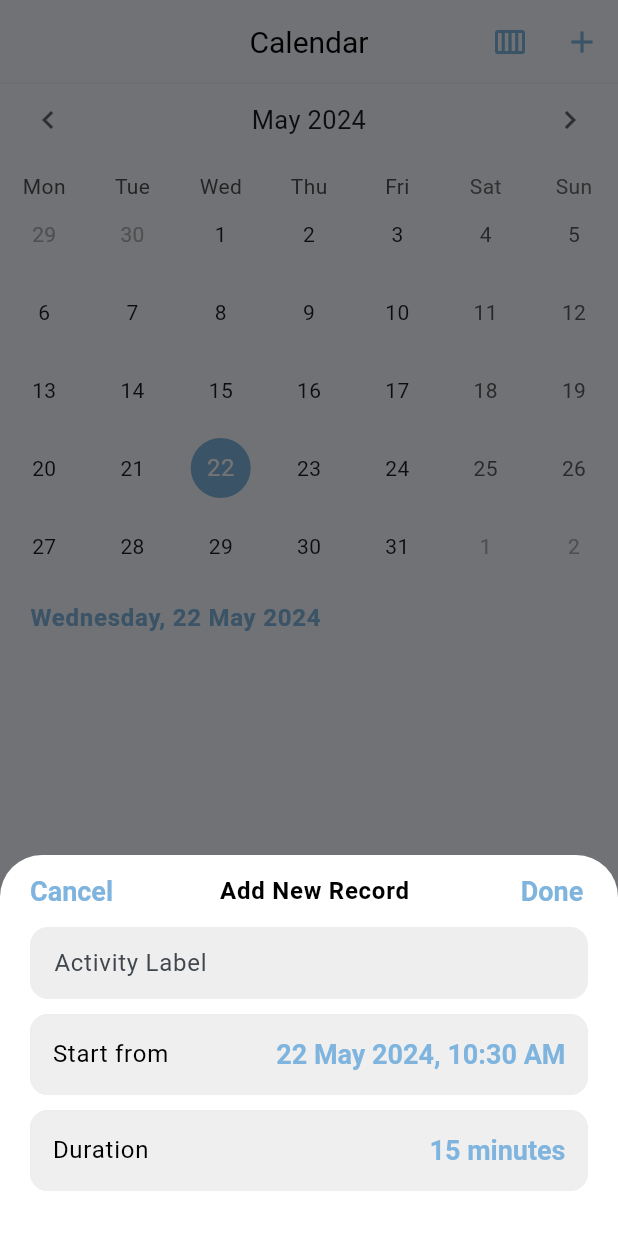
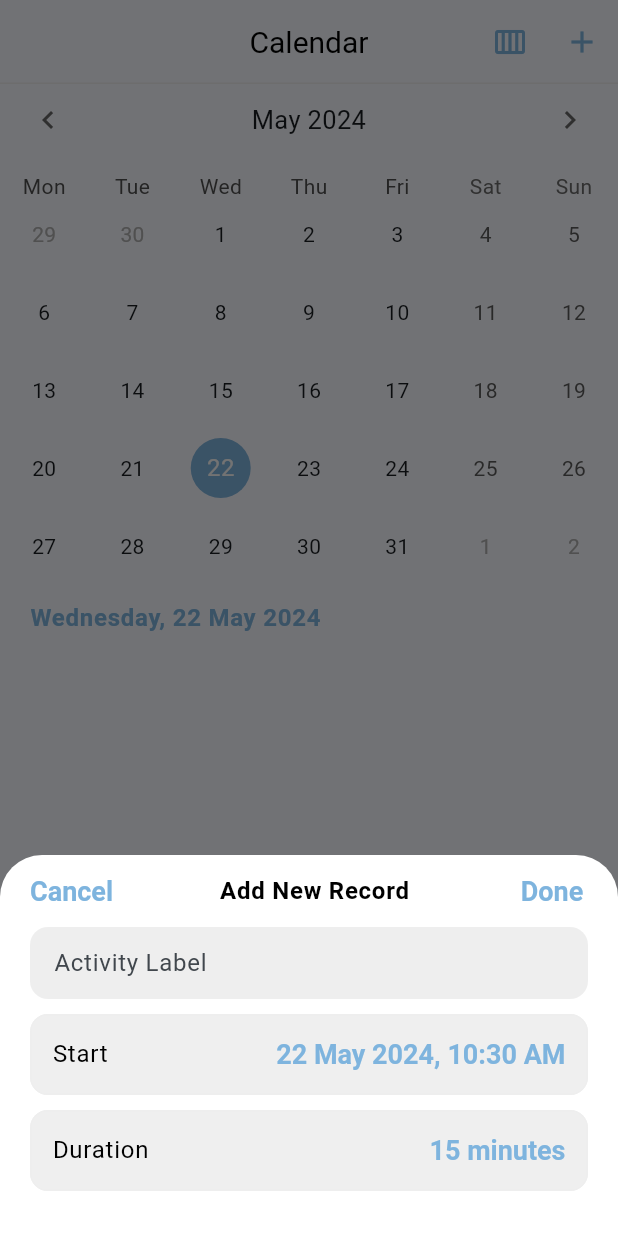
Before and after one commit to nur-hidayati/focusnest, a Flutter app: the ActivityCalendarScreen screen opened by its route, after a tap on the "calendar month" icon, after a tap on the "add" icon, on a phone screen of 412 x 824 dp. Run offline on Flutter 3.47's test engine with Material 3 defaults, Android fonts, the phone set to English and light mode, and no system bars; drawn by our look-alikes of table_calendar; our stand-ins replace awesome_notifications, cloud_firestore, drift, firebase_auth, firebase_core, flutter_native_splash and 9 more; missing offline and left inert: sqlite3; accounts and stored records are empty; generated files the repository leaves out were written again.

Commit message:
bug fixes

```diff
--- a/lib/src/common_widgets/selection_input_card.dart
+++ b/lib/src/common_widgets/selection_input_card.dart
@@ -25,7 +25,9 @@ class SelectionInputCard extends StatelessWidget {
         padding: const EdgeInsets.all(15.0),
         child: Row(
           children: [
-            CustomText(title: label),
+            Expanded(
+              child: CustomText(title: label),
+            ),
             const Spacer(),
             LinkTextButton(
               title: value ?? hintText,
--- a/lib/src/common_widgets/user_not_found.dart
+++ b/lib/src/common_widgets/user_not_found.dart
@@ -13,7 +13,6 @@ class UserNotFound extends StatelessWidget {
         child: CustomText(
           title: 'You are not logged in. Please login to view this',
           textAlign: TextAlign.center,
-          overflow: TextOverflow.visible,
         ),
       ),
     );
--- a/lib/src/constants/strings.dart
+++ b/lib/src/constants/strings.dart
@@ -1,4 +1,4 @@
 class Strings {
   static const String appName = 'FocusNest';
-  static const String emailName = 'focusnest.team@gmail.com';
+  static const String emailName = 'focusnest.team@outlook.com';
 }
--- a/lib/src/features/activity_calendar/presentation/activity_calendar_screen.dart
+++ b/lib/src/features/activity_calendar/presentation/activity_calendar_screen.dart
@@ -185,6 +185,7 @@ class _ActivityCalendarScreenState
               title: CustomText(
                 title: activity.activityLabel,
                 fontWeight: FontWeight.bold,
+                overflow: TextOverflow.ellipsis,
               ),
               subtitle: CustomText(
                 title: formatDurationsToReadable(
--- a/lib/src/features/activity_calendar/presentation/activity_timer_form.dart
+++ b/lib/src/features/activity_calendar/presentation/activity_timer_form.dart
@@ -50,7 +50,7 @@ class ActivityTimerForm extends StatelessWidget {
           ),
           Spacers.smallVertical,
           SelectionInputCard(
-            label: 'Start from',
+            label: 'Start',
             value: formatDateTime(selectedStartDateTime),
             hintText: 'Please select',
             onPressed: () {
--- a/lib/src/features/activity_timer/presentation/recents_timer_activity_section.dart
+++ b/lib/src/features/activity_timer/presentation/recents_timer_activity_section.dart
@@ -78,6 +78,7 @@ class RecentsTimerActivitySection extends ConsumerWidget {
                     ),
                     subtitle: CustomText(
                       title: activityTimer.activityLabel,
+                      overflow: TextOverflow.ellipsis,
                     ),
                     trailing: IconButton(
                       onPressed: () {
--- a/lib/src/features/activity_timer/presentation/timer_done_screen.dart
+++ b/lib/src/features/activity_timer/presentation/timer_done_screen.dart
@@ -59,7 +59,6 @@ class _TimerDoneScreenState extends State<TimerDoneScreen> {
               const CustomText(
                 title:
                     'You have successfully completed the activity. Keep up the great work and continue pushing forward!',
-                overflow: TextOverflow.visible,
                 textAlign: TextAlign.center,
               ),
               Spacers.largeVertical,
--- a/lib/src/features/activity_timer/presentation/timer_section.dart
+++ b/lib/src/features/activity_timer/presentation/timer_section.dart
@@ -68,6 +68,7 @@ class TimerSection extends ConsumerWidget {
                   title: activityLabel,
                   textType: TextType.titleLarge,
                   color: AppColor.primaryColor,
+                  overflow: TextOverflow.ellipsis,
                 ),
               ),
             ),
--- a/lib/src/features/activity_timer/presentation/timer_start_screen.dart
+++ b/lib/src/features/activity_timer/presentation/timer_start_screen.dart
@@ -184,6 +184,7 @@ class _TimerStartScreenState extends ConsumerState<TimerStartScreen>
               CustomText(
                 title: widget.label,
                 textType: TextType.titleLarge,
+                textAlign: TextAlign.center,
               ),
               Spacers.extraLargeVertical,
               CustomText(
--- a/lib/src/features/authentication/presentation/email_sent_screen.dart
+++ b/lib/src/features/authentication/presentation/email_sent_screen.dart
@@ -37,7 +37,6 @@ class EmailSentScreen extends StatelessWidget {
             CustomText(
               title:
                   'An email with a password reset link will be sent to $userEmail if it is registered with us.',
-              overflow: TextOverflow.visible,
               textAlign: TextAlign.center,
             ),
             Spacers.mediumVertical,
--- a/lib/src/features/authentication/presentation/reset_password_screen.dart
+++ b/lib/src/features/authentication/presentation/reset_password_screen.dart
@@ -31,7 +31,7 @@ class _ResetPasswordScreenState extends ConsumerState<ResetPasswordScreen> {
   }
 
   void _handleSubmitReset() async {
-    FocusScope.of(context).unfocus();
+    FocusManager.instance.primaryFocus?.unfocus();
     if (_emailController.text.isNotEmpty) {
       final success = await ref
           .read(resetPasswordScreenControllerProvider.notifier)
@@ -73,7 +73,6 @@ class _ResetPasswordScreenState extends ConsumerState<ResetPasswordScreen> {
               const CustomText(
                 title:
                     'Enter the email address associated with your account and we will send you a link to reset your password.',
-                overflow: TextOverflow.visible,
               ),
               Spacers.mediumVertical,
               CustomTextFormField(
--- a/lib/src/features/settings/presentation/change_password_screen.dart
+++ b/lib/src/features/settings/presentation/change_password_screen.dart
@@ -53,7 +53,7 @@ class _ChangePasswordScreenState extends ConsumerState<ChangePasswordScreen>
   }
 
   Future<bool> _isFormValid() async {
-    FocusScope.of(context).unfocus();
+    FocusManager.instance.primaryFocus?.unfocus();
     bool isFormValid = true;
     final currentPasswordValid =
         await ref.read(authRepositoryProvider).validateCurrentPassword(
--- a/lib/src/features/settings/presentation/settings_screen.dart
+++ b/lib/src/features/settings/presentation/settings_screen.dart
@@ -127,7 +127,7 @@ class _SettingsScreenState extends ConsumerState<SettingsScreen> {
                   ),
                   const SettingTile(
                     title: 'Contact Us',
-                    subtitle: 'Reach out to us at ${Strings.emailName}',
+                    subtitle: Strings.emailName,
                     icon: Icons.mail_outline,
                     hasTrailingIcon: false,
                   ),
--- a/lib/src/features/settings/presentation/verify_delete_account_screen.dart
+++ b/lib/src/features/settings/presentation/verify_delete_account_screen.dart
@@ -83,7 +83,6 @@ class _VerifyDeleteAccountState extends ConsumerState<VerifyDeleteAccount> {
               const CustomText(
                 title:
                     'To ensure your account security, please enter your current password to proceed with account deletion.',
-                overflow: TextOverflow.visible,
               ),
               Spacers.smallVertical,
               CustomTextFormField(
--- a/lib/src/utils/modal_helper.dart
+++ b/lib/src/utils/modal_helper.dart
@@ -45,6 +45,7 @@ Future<void> datePickerModal({
       minimumDate: minimumDate,
       maximumDate: maximumDate,
     ),
+    title: 'Select Start Time',
   );
 }
 
@@ -72,6 +73,7 @@ Future<void> durationPickerModal({
       onDone();
     },
     onCancel: onCancel,
+    title: 'Select Duration,',
   );
 }
 
@@ -82,6 +84,7 @@ Future<void> cupertinoPickerModal({
   required VoidCallback onCancel,
   bool isDismissed = true,
   bool isTime = false,
+  required String title,
 }) {
   return showCupertinoModalPopup<void>(
     barrierDismissible: isDismissed,
@@ -99,7 +102,7 @@ Future<void> cupertinoPickerModal({
           children: [
             CancelDoneHeaderButton(
               padding: AppPadding.horizontalPadding,
-              title: 'Select Duration',
+              title: title,
               onDone: onDone,
               onCancel: onCancel,
             ),
```
